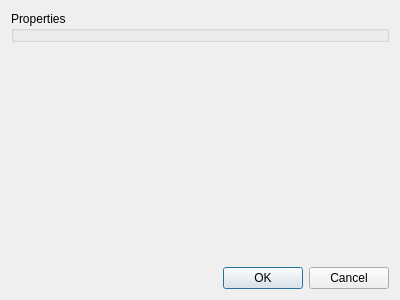
This is plugins/properties/NodeProperties.ui in dmzgroup/mbra as Qt 5 draws it before an edit. The edited form follows.
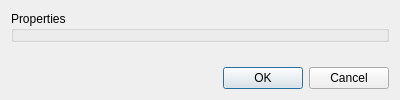
This is the edited form.

Commit message: Fix NodeProperties to be correct size based on widgets. Fixed Fault Tree Root node create button to delete the root node if it is cancled.

The edit to the form file:
```diff
--- a/plugins/properties/NodeProperties.ui
+++ b/plugins/properties/NodeProperties.ui
@@ -7,7 +7,7 @@
     <x>0</x>
     <y>0</y>
     <width>400</width>
-    <height>300</height>
+    <height>100</height>
    </rect>
   </property>
   <property name="windowTitle">
```
The commit also changes 4 other files.
